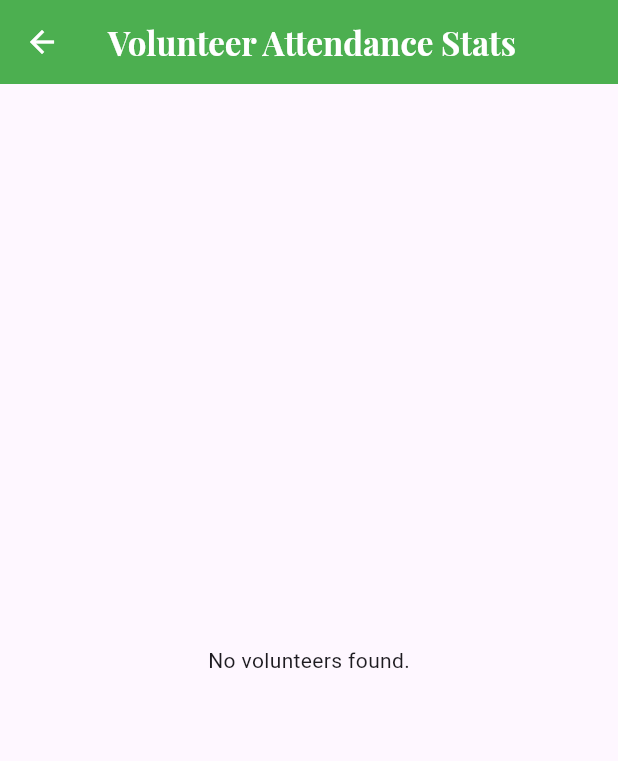
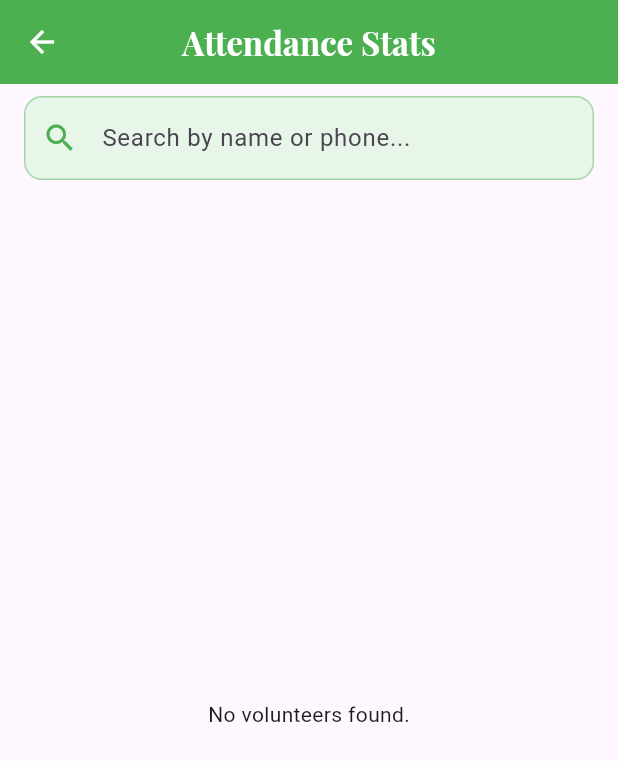
Before and after one commit to TitanX311/weCan, a Flutter app: the screen it shows after launch, in the side drawer, after a tap on "Attendance Details", on a phone screen of 412 x 824 dp. Shown: the top 761 px of the screen. Run offline on Flutter 3.47's test engine with Material 3 defaults, Android fonts, the phone set to English and light mode, and no system bars; our stand-ins replace animate_do, carousel_slider, cloud_firestore, firebase_auth, firebase_core, google_fonts and 1 more; accounts and stored records are empty.

```diff
--- a/lib/attendance_details.dart
+++ b/lib/attendance_details.dart
@@ -15,18 +15,28 @@ class AttendanceDetailsPage extends StatefulWidget {
 
 class _AttendanceDetailsPageState extends State<AttendanceDetailsPage> {
   late Future<List<VolunteerProfile>> _profilesFuture;
+  List<VolunteerProfile> _allProfiles = [];
+  List<VolunteerProfile> _filteredProfiles = [];
+  final TextEditingController _searchController = TextEditingController();
 
   @override
   void initState() {
     super.initState();
     _profilesFuture = _fetchProfiles();
+    _searchController.addListener(_filterProfiles);
+  }
+
+  @override
+  void dispose() {
+    _searchController.dispose();
+    super.dispose();
   }
 
   Future<List<VolunteerProfile>> _fetchProfiles() async {
     final snapshot =
         await FirebaseFirestore.instance.collection('profiles').get();
 
-    return snapshot.docs.map((doc) {
+    final profiles = snapshot.docs.map((doc) {
       final data = doc.data();
       return VolunteerProfile(
         name: data['name'] ?? '',
@@ -38,14 +48,36 @@ class _AttendanceDetailsPageState extends State<AttendanceDetailsPage> {
       );
     }).toList()
       ..sort((a, b) => a.name.compareTo(b.name));
+
+    setState(() {
+      _allProfiles = profiles;
+      _filteredProfiles = profiles;
+    });
+
+    return profiles;
+  }
+
+  void _filterProfiles() {
+    final query = _searchController.text.toLowerCase();
+    setState(() {
+      if (query.isEmpty) {
+        _filteredProfiles = _allProfiles;
+      } else {
+        _filteredProfiles = _allProfiles.where((profile) {
+          return profile.name.toLowerCase().contains(query) ||
+              profile.phone.toLowerCase().contains(query);
+        }).toList();
+      }
+    });
   }
 
   @override
   Widget build(BuildContext context) {
     return Scaffold(
       appBar: AppBar(
+        centerTitle: true,
         title: Text(
-          'Volunteer Attendance Stats',
+          'Attendance Stats',
           style: GoogleFonts.playfairDisplay(
             color: Colors.white,
             fontWeight: FontWeight.bold,
@@ -54,7 +86,45 @@ class _AttendanceDetailsPageState extends State<AttendanceDetailsPage> {
         backgroundColor: Colors.green,
         iconTheme: const IconThemeData(color: Colors.white),
       ),
-      body: FutureBuilder<List<VolunteerProfile>>(
+      body: Column(
+        children: [
+          // Search Box
+          Padding(
+            padding: const EdgeInsets.symmetric(horizontal: 16.0, vertical: 8),
+            child: TextField(
+              controller: _searchController,
+              decoration: InputDecoration(
+                hintText: 'Search by name or phone...',
+                prefixIcon: const Icon(Icons.search, color: Colors.green),
+                suffixIcon: _searchController.text.isNotEmpty
+                    ? IconButton(
+                        icon: const Icon(Icons.clear),
+                        onPressed: () {
+                          _searchController.clear();
+                        },
+                      )
+                    : null,
+                border: OutlineInputBorder(
+                  borderRadius: BorderRadius.circular(12),
+                  borderSide: BorderSide(color: Colors.green.shade300),
+                ),
+                focusedBorder: OutlineInputBorder(
+                  borderRadius: BorderRadius.circular(12),
+                  borderSide: const BorderSide(color: Colors.green, width: 2),
+                ),
+                enabledBorder: OutlineInputBorder(
+                  borderRadius: BorderRadius.circular(12),
+                  borderSide: BorderSide(color: Colors.green.shade200),
+                ),
+                filled: true,
+                fillColor: Colors.green.shade50,
+              ),
+            ),
+          ),
+
+          // List of Volunteers
+          Expanded(
+            child: FutureBuilder<List<VolunteerProfile>>(
               future: _profilesFuture,
               builder: (context, snapshot) {
                 if (snapshot.connectionState == ConnectionState.waiting) {
@@ -65,15 +135,34 @@ class _AttendanceDetailsPageState extends State<AttendanceDetailsPage> {
                   return const Center(child: Text('No volunteers found.'));
                 }
 
-          final profiles = snapshot.data!;
+                if (_filteredProfiles.isEmpty) {
+                  return Center(
+                    child: Column(
+                      mainAxisAlignment: MainAxisAlignment.center,
+                      children: [
+                        Icon(Icons.search_off,
+                            size: 64, color: Colors.grey.shade400),
+                        const SizedBox(height: 16),
+                        Text(
+                          'No volunteers found',
+                          style: TextStyle(
+                            fontSize: 16,
+                            color: Colors.grey.shade600,
+                          ),
+                        ),
+                      ],
+                    ),
+                  );
+                }
 
                 return ListView.builder(
-            itemCount: profiles.length,
+                  itemCount: _filteredProfiles.length,
                   itemBuilder: (context, index) {
-              final profile = profiles[index];
+                    final profile = _filteredProfiles[index];
 
                     return Card(
-                margin: const EdgeInsets.symmetric(horizontal: 16, vertical: 8),
+                      margin: const EdgeInsets.symmetric(
+                          horizontal: 16, vertical: 8),
                       child: ListTile(
                         title: Text(
                           profile.name,
@@ -85,7 +174,8 @@ class _AttendanceDetailsPageState extends State<AttendanceDetailsPage> {
                           Navigator.push(
                             context,
                             MaterialPageRoute(
-                        builder: (_) => VolunteerStatsPage(profile: profile),
+                              builder: (_) =>
+                                  VolunteerStatsPage(profile: profile),
                             ),
                           );
                         },
@@ -94,6 +184,9 @@ class _AttendanceDetailsPageState extends State<AttendanceDetailsPage> {
                   },
                 );
               },
+            ),
+          ),
+        ],
       ),
     );
   }
```
Also changed, not shown: lib/attendance.dart (+80 -20 lines). Lines whose indentation alone changed are shown as unchanged.
